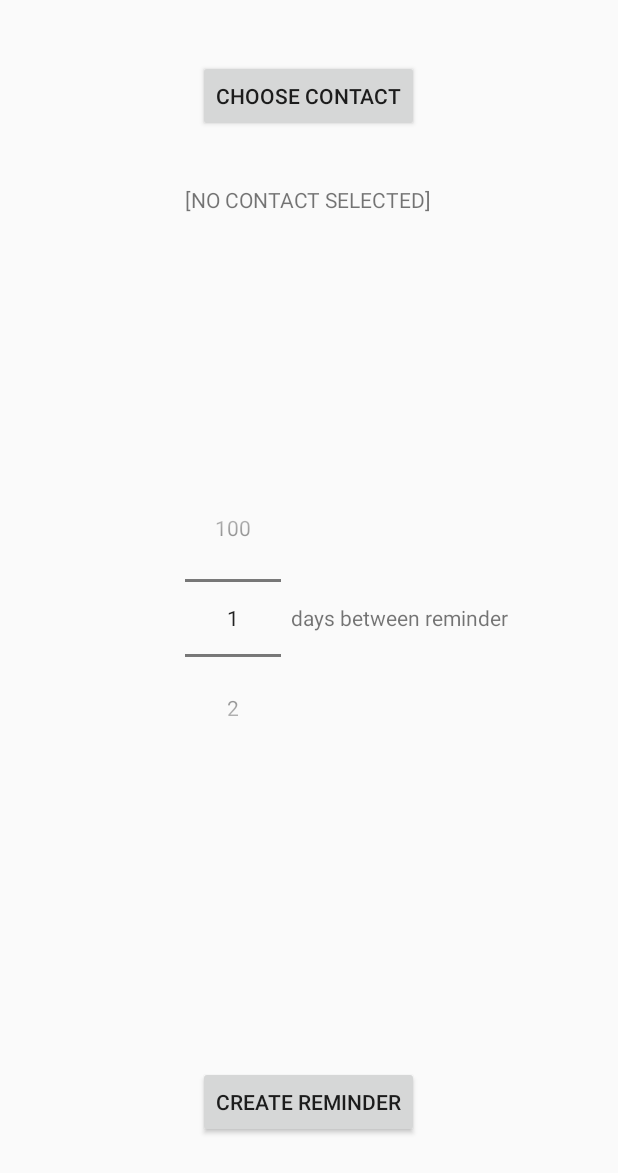
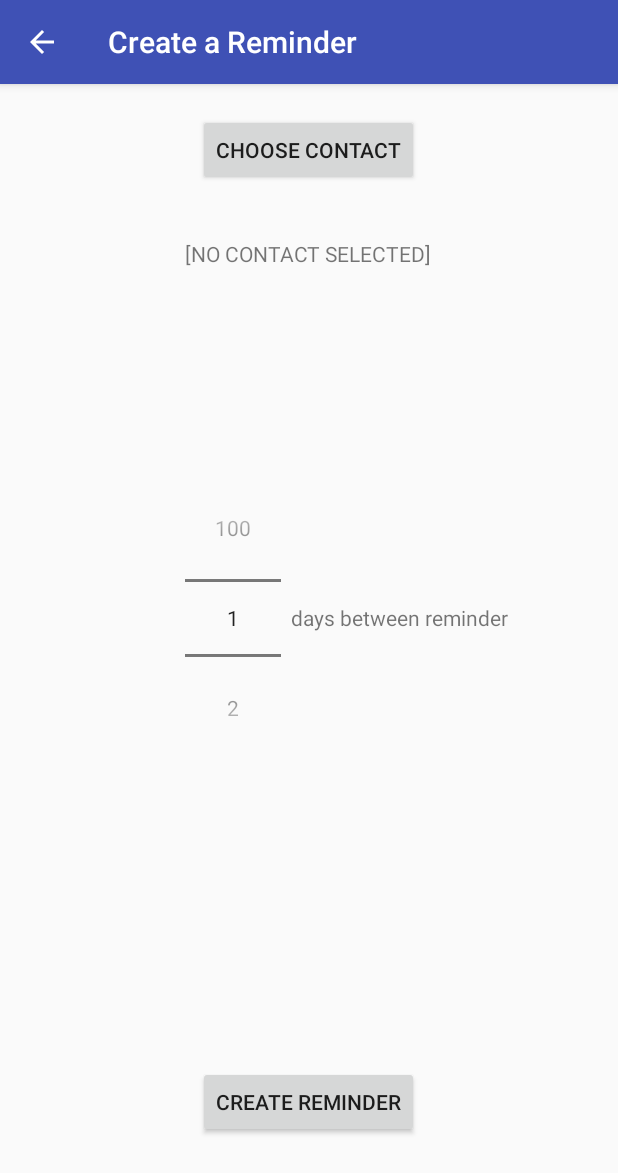
Before and after one commit to schott12521/CallYourMom, an Android app: the ContactActivity screen opened directly, with no data from a screen before it, on a phone screen of 412 x 824 dp. Shown: the top 1173 px of the screen. Run offline under Robolectric (Android 15) with nearby library versions, the phone set to English and light mode, and no system bars.

Commit message:
Updated AddContact View
Added toolbar + back button on toolbar that takes you back to the main
view

```diff
--- a/CallYourMom/app/src/main/java/cmsc436/com/callyourmom/ContactActivity.java
+++ b/CallYourMom/app/src/main/java/cmsc436/com/callyourmom/ContactActivity.java
@@ -26,7 +26,7 @@ import android.database.Cursor;
 import java.util.ArrayList;
 import java.util.Random;
 
-public class ContactActivity extends Activity{
+public class ContactActivity extends AppCompatActivity {
 
     private static TextView contactName;
 
@@ -35,6 +35,10 @@ public class ContactActivity extends Activity{
     protected void onCreate(Bundle savedInstanceState){
         super.onCreate(savedInstanceState);
         setContentView(R.layout.activity_contact);
+        Toolbar toolbar = (Toolbar) findViewById(R.id.toolbar);
+        setSupportActionBar(toolbar);
+        getSupportActionBar().setDisplayHomeAsUpEnabled(true);
+        getSupportActionBar().setDisplayShowHomeEnabled(true);
 
         contactName = (TextView) findViewById(R.id.contact_name);
         NumberPicker np = (NumberPicker) findViewById(R.id.numberPicker);
@@ -72,5 +76,14 @@ public class ContactActivity extends Activity{
         }
     }
 
+    @Override
+    public boolean onOptionsItemSelected(MenuItem item) {
+        // handle arrow click here
+        if (item.getItemId() == android.R.id.home) {
+            finish(); // close this activity and return to preview activity (if there is any)
+        }
+
+        return super.onOptionsItemSelected(item);
+    }
 
 }
--- a/CallYourMom/app/src/main/res/layout/activity_contact.xml
+++ b/CallYourMom/app/src/main/res/layout/activity_contact.xml
@@ -1,48 +1,74 @@
 <?xml version="1.0" encoding="utf-8"?>
+<android.support.design.widget.CoordinatorLayout
+    xmlns:android="http://schemas.android.com/apk/res/android"
+    xmlns:app="http://schemas.android.com/apk/res-auto"
+    xmlns:tools="http://schemas.android.com/tools"
+    android:layout_width="match_parent"
+    android:layout_height="match_parent"
+    android:fitsSystemWindows="true"
+    tools:context="cmsc436.com.callyourmom.MainActivity">
+
+    <android.support.design.widget.AppBarLayout
+        android:layout_width="match_parent"
+        android:layout_height="wrap_content"
+        android:theme="@style/AppTheme.AppBarOverlay">
+
+        <android.support.v7.widget.Toolbar
+            android:id="@+id/toolbar"
+            android:layout_width="match_parent"
+            android:layout_height="?attr/actionBarSize"
+            android:background="?attr/colorPrimary"
+            app:popupTheme="@style/AppTheme.PopupOverlay"/>
+
+    </android.support.design.widget.AppBarLayout>
+
     <RelativeLayout xmlns:android="http://schemas.android.com/apk/res/android"
-    android:orientation="vertical" android:layout_width="match_parent"
-    android:layout_height="match_parent">
+                    android:layout_width="match_parent"
+                    android:layout_height="match_parent"
+                    android:orientation="vertical">
 
         <Button
             android:id="@+id/chooseContact"
             android:layout_width="wrap_content"
             android:layout_height="wrap_content"
-        android:text="Choose Contact"
-        android:layout_marginTop="40dp"
+            android:layout_alignEnd="@+id/submit"
             android:layout_alignParentTop="true"
-        android:layout_alignEnd="@+id/submit" />
+            android:layout_marginTop="76dp"
+            android:text="Choose Contact"/>
 
         <Button
             android:id="@+id/submit"
             android:layout_width="wrap_content"
             android:layout_height="wrap_content"
-        android:text= "Create Reminder"
+            android:layout_alignParentBottom="true"
+            android:layout_centerHorizontal="true"
             android:layout_marginBottom="65dp"
-        android:layout_alignParentBottom="true"
-        android:layout_centerHorizontal="true" />
+            android:text="Create Reminder"/>
 
         <NumberPicker
+            android:id="@+id/numberPicker"
             android:layout_width="wrap_content"
             android:layout_height="wrap_content"
-        android:id="@+id/numberPicker"
-        android:layout_centerVertical="true"
-        android:layout_alignStart="@+id/contact_name"/>
+            android:layout_alignStart="@+id/contact_name"
+            android:layout_centerVertical="true"/>
 
         <TextView
+            android:id="@+id/textView"
             android:layout_width="wrap_content"
             android:layout_height="wrap_content"
-        android:text="  days between reminder"
             android:layout_centerVertical="true"
             android:layout_toEndOf="@+id/numberPicker"
-        android:id="@+id/textView" />
+            android:text="  days between reminder"/>
 
         <TextView
             android:id="@id/contact_name"
             android:layout_width="wrap_content"
             android:layout_height="wrap_content"
-        android:text = "[NO CONTACT SELECTED]"
+            android:layout_below="@+id/chooseContact"
+            android:layout_centerHorizontal="true"
             android:layout_marginTop="35dp"
-        android:layout_below="@+id/chooseContact"
-        android:layout_centerHorizontal="true" />
+            android:text="[NO CONTACT SELECTED]"/>
 
     </RelativeLayout>
+
+</android.support.design.widget.CoordinatorLayout>
```
Lines whose indentation alone changed are shown as unchanged.
